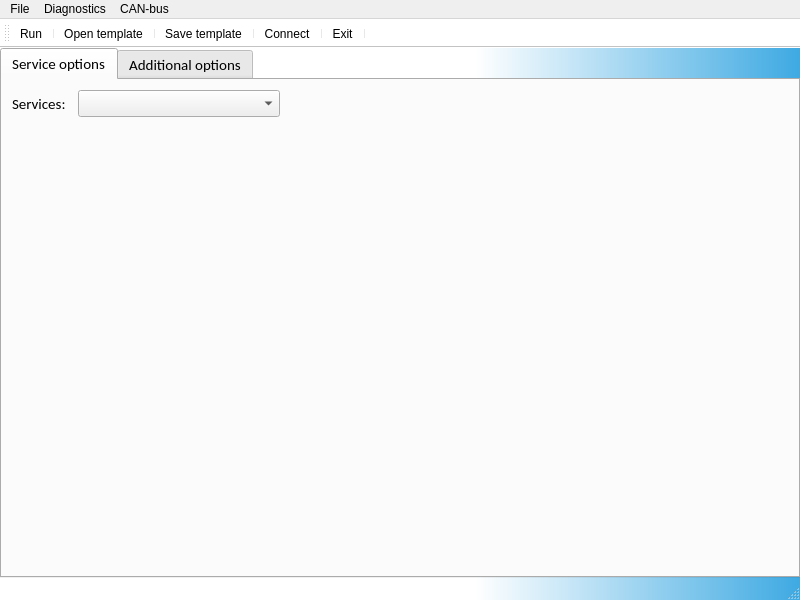
The window that mainwindow.ui (Dimkostyanichtov/UdsDiagnosticTool) describes before a commit, drawn with Qt 5.
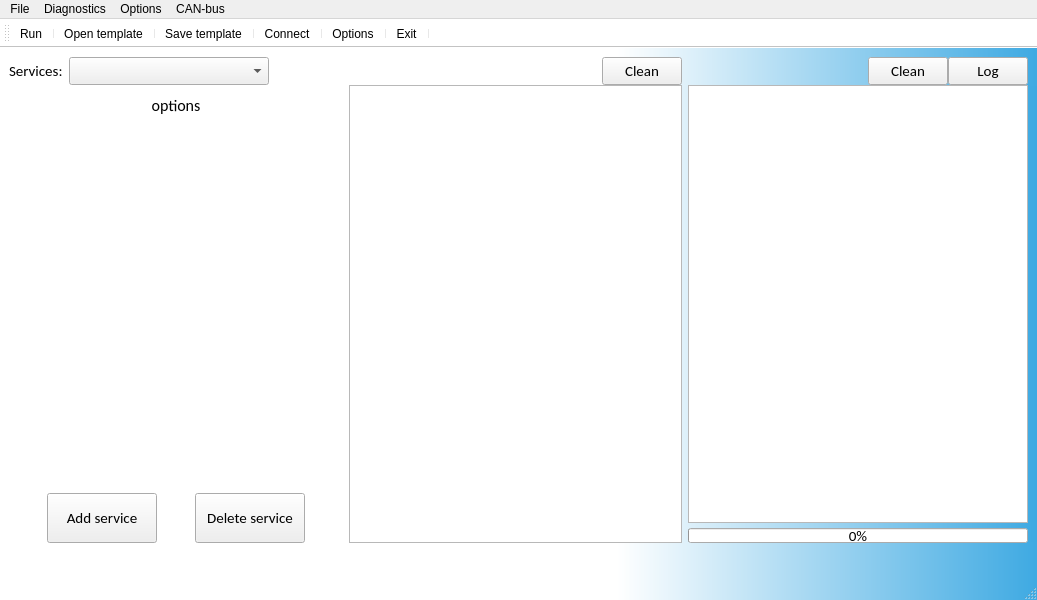
The same window after the commit. Icons and pictures are not drawn.

Patch:
```diff
--- a/mainwindow.ui
+++ b/mainwindow.ui
@@ -6,7 +6,7 @@
    <rect>
     <x>0</x>
     <y>0</y>
-    <width>800</width>
+    <width>1037</width>
     <height>600</height>
    </rect>
   </property>
@@ -28,122 +28,446 @@
   </property>
   <widget class="QWidget" name="centralwidget">
    <layout class="QGridLayout" name="gridLayout">
-    <property name="sizeConstraint">
-     <enum>QLayout::SetMaximumSize</enum>
-    </property>
-    <property name="leftMargin">
-     <number>0</number>
-    </property>
-    <property name="topMargin">
-     <number>0</number>
-    </property>
-    <property name="rightMargin">
-     <number>0</number>
-    </property>
-    <property name="bottomMargin">
-     <number>0</number>
-    </property>
     <item row="0" column="0">
-     <widget class="QTabWidget" name="tabWidget">
-      <property name="minimumSize">
-       <size>
-        <width>200</width>
-        <height>30</height>
-       </size>
-      </property>
-      <property name="font">
-       <font>
-        <family>Calibri</family>
-        <pointsize>11</pointsize>
-       </font>
-      </property>
-      <property name="autoFillBackground">
-       <bool>false</bool>
-      </property>
-      <property name="styleSheet">
-       <string notr="true"/>
-      </property>
-      <property name="tabShape">
-       <enum>QTabWidget::Rounded</enum>
-      </property>
-      <property name="currentIndex">
+     <layout class="QVBoxLayout" name="verticalLayout_4">
+      <property name="spacing">
        <number>0</number>
       </property>
-      <widget class="QWidget" name="serviceOptionsTab">
-       <attribute name="title">
-        <string>Service options</string>
-       </attribute>
-       <widget class="QWidget" name="layoutWidget">
-        <property name="geometry">
-         <rect>
-          <x>10</x>
-          <y>10</y>
-          <width>268</width>
-          <height>27</height>
-         </rect>
+      <item>
+       <layout class="QHBoxLayout" name="horizontalLayout_3">
+        <property name="spacing">
+         <number>0</number>
         </property>
-        <layout class="QHBoxLayout" name="serviceHorizontalLayout">
-         <item>
-          <widget class="QLabel" name="serviceLabel">
-           <property name="minimumSize">
-            <size>
-             <width>60</width>
-             <height>20</height>
-            </size>
-           </property>
-           <property name="maximumSize">
-            <size>
-             <width>40</width>
-             <height>30</height>
-            </size>
-           </property>
-           <property name="font">
-            <font>
-             <family>Calibri</family>
-             <pointsize>11</pointsize>
-            </font>
-           </property>
-           <property name="text">
-            <string>Services:</string>
-           </property>
-          </widget>
-         </item>
-         <item>
-          <widget class="QComboBox" name="serviceComboBox">
-           <property name="minimumSize">
-            <size>
-             <width>200</width>
-             <height>25</height>
-            </size>
-           </property>
-           <property name="font">
-            <font>
-             <family>Calibri</family>
-             <pointsize>11</pointsize>
-            </font>
-           </property>
-          </widget>
-         </item>
-        </layout>
-       </widget>
-       <widget class="QWidget" name="horizontalLayoutWidget">
-        <property name="geometry">
-         <rect>
-          <x>10</x>
-          <y>50</y>
-          <width>271</width>
-          <height>291</height>
-         </rect>
+        <item>
+         <layout class="QVBoxLayout" name="serviceLayout">
+          <property name="spacing">
+           <number>0</number>
+          </property>
+          <property name="rightMargin">
+           <number>6</number>
+          </property>
+          <item>
+           <layout class="QHBoxLayout" name="serviceSelectLayout">
+            <property name="spacing">
+             <number>0</number>
+            </property>
+            <item>
+             <widget class="QLabel" name="serviceLabel">
+              <property name="minimumSize">
+               <size>
+                <width>60</width>
+                <height>20</height>
+               </size>
+              </property>
+              <property name="maximumSize">
+               <size>
+                <width>40</width>
+                <height>30</height>
+               </size>
+              </property>
+              <property name="font">
+               <font>
+                <family>Calibri</family>
+                <pointsize>11</pointsize>
+               </font>
+              </property>
+              <property name="text">
+               <string>Services:</string>
+              </property>
+             </widget>
+            </item>
+            <item>
+             <widget class="QComboBox" name="serviceComboBox">
+              <property name="minimumSize">
+               <size>
+                <width>200</width>
+                <height>25</height>
+               </size>
+              </property>
+              <property name="maximumSize">
+               <size>
+                <width>200</width>
+                <height>16777215</height>
+               </size>
+              </property>
+              <property name="font">
+               <font>
+                <family>Calibri</family>
+                <pointsize>11</pointsize>
+               </font>
+              </property>
+             </widget>
+            </item>
+            <item>
+             <spacer name="horizontalSpacer_4">
+              <property name="orientation">
+               <enum>Qt::Horizontal</enum>
+              </property>
+              <property name="sizeHint" stdset="0">
+               <size>
+                <width>40</width>
+                <height>20</height>
+               </size>
+              </property>
+             </spacer>
+            </item>
+           </layout>
+          </item>
+          <item>
+           <spacer name="verticalSpacer_3">
+            <property name="orientation">
+             <enum>Qt::Vertical</enum>
+            </property>
+            <property name="sizeType">
+             <enum>QSizePolicy::Minimum</enum>
+            </property>
+            <property name="sizeHint" stdset="0">
+             <size>
+              <width>20</width>
+              <height>10</height>
+             </size>
+            </property>
+           </spacer>
+          </item>
+          <item>
+           <widget class="QLabel" name="serviceOptionsLabel">
+            <property name="font">
+             <font>
+              <family>Calibri</family>
+              <pointsize>12</pointsize>
+             </font>
+            </property>
+            <property name="text">
+             <string>options</string>
+            </property>
+            <property name="alignment">
+             <set>Qt::AlignCenter</set>
+            </property>
+           </widget>
+          </item>
+          <item>
+           <spacer name="verticalSpacer_4">
+            <property name="orientation">
+             <enum>Qt::Vertical</enum>
+            </property>
+            <property name="sizeType">
+             <enum>QSizePolicy::Minimum</enum>
+            </property>
+            <property name="sizeHint" stdset="0">
+             <size>
+              <width>20</width>
+              <height>10</height>
+             </size>
+            </property>
+           </spacer>
+          </item>
+          <item>
+           <layout class="QVBoxLayout" name="serviceOptionsLayout"/>
+          </item>
+          <item>
+           <spacer name="verticalSpacer_2">
+            <property name="orientation">
+             <enum>Qt::Vertical</enum>
+            </property>
+            <property name="sizeHint" stdset="0">
+             <size>
+              <width>20</width>
+              <height>40</height>
+             </size>
+            </property>
+           </spacer>
+          </item>
+          <item>
+           <layout class="QHBoxLayout" name="serviceAddLayout">
+            <property name="spacing">
+             <number>0</number>
+            </property>
+            <item>
+             <spacer name="horizontalSpacer_2">
+              <property name="orientation">
+               <enum>Qt::Horizontal</enum>
+              </property>
+              <property name="sizeType">
+               <enum>QSizePolicy::Expanding</enum>
+              </property>
+              <property name="sizeHint" stdset="0">
+               <size>
+                <width>30</width>
+                <height>20</height>
+               </size>
+              </property>
+             </spacer>
+            </item>
+            <item>
+             <widget class="QPushButton" name="pushButton">
+              <property name="minimumSize">
+               <size>
+                <width>110</width>
+                <height>50</height>
+               </size>
+              </property>
+              <property name="font">
+               <font>
+                <family>Calibri</family>
+                <pointsize>11</pointsize>
+               </font>
+              </property>
+              <property name="text">
+               <string>Add service</string>
+              </property>
+             </widget>
+            </item>
+            <item>
+             <spacer name="horizontalSpacer">
+              <property name="orientation">
+               <enum>Qt::Horizontal</enum>
+              </property>
+              <property name="sizeType">
+               <enum>QSizePolicy::Expanding</enum>
+              </property>
+              <property name="sizeHint" stdset="0">
+               <size>
+                <width>30</width>
+                <height>20</height>
+               </size>
+              </property>
+             </spacer>
+            </item>
+            <item>
+             <widget class="QPushButton" name="pushButton_2">
+              <property name="minimumSize">
+               <size>
+                <width>110</width>
+                <height>50</height>
+               </size>
+              </property>
+              <property name="font">
+               <font>
+                <family>Calibri</family>
+                <pointsize>11</pointsize>
+               </font>
+              </property>
+              <property name="text">
+               <string>Delete service</string>
+              </property>
+             </widget>
+            </item>
+            <item>
+             <spacer name="horizontalSpacer_3">
+              <property name="orientation">
+               <enum>Qt::Horizontal</enum>
+              </property>
+              <property name="sizeType">
+               <enum>QSizePolicy::Expanding</enum>
+              </property>
+              <property name="sizeHint" stdset="0">
+               <size>
+                <width>30</width>
+                <height>20</height>
+               </size>
+              </property>
+             </spacer>
+            </item>
+           </layout>
+          </item>
+         </layout>
+        </item>
+        <item>
+         <layout class="QVBoxLayout" name="verticalLayout_2">
+          <property name="spacing">
+           <number>0</number>
+          </property>
+          <property name="rightMargin">
+           <number>6</number>
+          </property>
+          <item>
+           <layout class="QHBoxLayout" name="horizontalLayout">
+            <property name="spacing">
+             <number>0</number>
+            </property>
+            <item>
+             <spacer name="horizontalSpacer_5">
+              <property name="orientation">
+               <enum>Qt::Horizontal</enum>
+              </property>
+              <property name="sizeHint" stdset="0">
+               <size>
+                <width>40</width>
+                <height>20</height>
+               </size>
+              </property>
+             </spacer>
+            </item>
+            <item>
+             <widget class="QPushButton" name="pushButton_3">
+              <property name="font">
+               <font>
+                <family>Calibri</family>
+                <pointsize>11</pointsize>
+               </font>
+              </property>
+              <property name="text">
+               <string>Clean</string>
+              </property>
+             </widget>
+            </item>
+           </layout>
+          </item>
+          <item>
+           <widget class="QTableView" name="tableView">
+            <property name="font">
+             <font>
+              <family>Calibri</family>
+              <pointsize>11</pointsize>
+             </font>
+            </property>
+           </widget>
+          </item>
+         </layout>
+        </item>
+        <item>
+         <layout class="QVBoxLayout" name="verticalLayout_3">
+          <property name="spacing">
+           <number>0</number>
+          </property>
+          <item>
+           <layout class="QHBoxLayout" name="horizontalLayout_2">
+            <property name="spacing">
+             <number>0</number>
+            </property>
+            <item>
+             <spacer name="horizontalSpacer_6">
+              <property name="orientation">
+               <enum>Qt::Horizontal</enum>
+              </property>
+              <property name="sizeHint" stdset="0">
+               <size>
+                <width>40</width>
+                <height>20</height>
+               </size>
+              </property>
+             </spacer>
+            </item>
+            <item>
+             <widget class="QPushButton" name="pushButton_4">
+              <property name="font">
+               <font>
+                <family>Calibri</family>
+                <pointsize>11</pointsize>
+               </font>
+              </property>
+              <property name="text">
+               <string>Clean</string>
+              </property>
+             </widget>
+            </item>
+            <item>
+             <widget class="QPushButton" name="pushButton_5">
+              <property name="font">
+               <font>
+                <family>Calibri</family>
+                <pointsize>11</pointsize>
+               </font>
+              </property>
+              <property name="text">
+               <string>Log</string>
+              </property>
+             </widget>
+            </item>
+           </layout>
+          </item>
+          <item>
+           <widget class="QListView" name="listView">
+            <property name="font">
+             <font>
+              <family>Calibri</family>
+              <pointsize>11</pointsize>
+             </font>
+            </property>
+           </widget>
+          </item>
+          <item>
+           <spacer name="verticalSpacer">
+            <property name="orientation">
+             <enum>Qt::Vertical</enum>
+            </property>
+            <property name="sizeType">
+             <enum>QSizePolicy::Minimum</enum>
+            </property>
+            <property name="sizeHint" stdset="0">
+             <size>
+              <width>20</width>
+              <height>5</height>
+             </size>
+            </property>
+           </spacer>
+          </item>
+          <item>
+           <widget class="QProgressBar" name="progressBar">
+            <property name="maximumSize">
+             <size>
+              <width>16777215</width>
+              <height>15</height>
+             </size>
+            </property>
+            <property name="font">
+             <font>
+              <family>Calibri</family>
+              <pointsize>11</pointsize>
+             </font>
+            </property>
+            <property name="value">
+             <number>0</number>
+            </property>
+           </widget>
+          </item>
+         </layout>
+        </item>
+       </layout>
+      </item>
+      <item>
+       <layout class="QHBoxLayout" name="horizontalLayout_4">
+        <property name="spacing">
+         <number>0</number>
         </property>
-        <layout class="QHBoxLayout" name="serviceVerticalLayout"/>
-       </widget>
-      </widget>
-      <widget class="QWidget" name="additionalOptionsTab">
-       <attribute name="title">
-        <string>Additional options</string>
-       </attribute>
-      </widget>
-     </widget>
+        <property name="topMargin">
+         <number>6</number>
+        </property>
+        <item>
+         <spacer name="horizontalSpacer_7">
+          <property name="orientation">
+           <enum>Qt::Horizontal</enum>
+          </property>
+          <property name="sizeHint" stdset="0">
+           <size>
+            <width>40</width>
+            <height>20</height>
+           </size>
+          </property>
+         </spacer>
+        </item>
+        <item>
+         <widget class="QLabel" name="label">
+          <property name="maximumSize">
+           <size>
+            <width>30</width>
+            <height>30</height>
+           </size>
+          </property>
+          <property name="text">
+           <string/>
+          </property>
+          <property name="pixmap">
+           <pixmap resource="icons.qrc">:/icons/index.png</pixmap>
+          </property>
+          <property name="scaledContents">
+           <bool>true</bool>
+          </property>
+         </widget>
+        </item>
+       </layout>
+      </item>
+     </layout>
     </item>
    </layout>
   </widget>
@@ -152,7 +476,7 @@
     <rect>
      <x>0</x>
      <y>0</y>
-     <width>800</width>
+     <width>1037</width>
      <height>22</height>
     </rect>
    </property>
@@ -176,8 +500,15 @@
     </property>
     <addaction name="connectSerialBus"/>
    </widget>
+   <widget class="QMenu" name="menuOptions">
+    <property name="title">
+     <string>Options</string>
+    </property>
+    <addaction name="actionOptions"/>
+   </widget>
    <addaction name="menuFile"/>
    <addaction name="menuDiagnostics"/>
+   <addaction name="menuOptions"/>
    <addaction name="menuCAN_bus"/>
   </widget>
   <widget class="QStatusBar" name="statusbar"/>
@@ -214,6 +545,8 @@
    <addaction name="separator"/>
    <addaction name="connectSerialBus"/>
    <addaction name="separator"/>
+   <addaction name="actionOptions"/>
+   <addaction name="separator"/>
    <addaction name="exit"/>
    <addaction name="separator"/>
   </widget>
@@ -277,6 +610,15 @@
     <string>Ctrl+C</string>
    </property>
   </action>
+  <action name="actionOptions">
+   <property name="icon">
+    <iconset resource="icons.qrc">
+     <normaloff>:/icons/tools.png</normaloff>:/icons/tools.png</iconset>
+   </property>
+   <property name="text">
+    <string>Options</string>
+   </property>
+  </action>
  </widget>
  <resources>
   <include location="icons.qrc"/>
```
